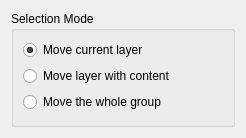
Before: the Qt Designer form krita/plugins/tools/defaulttools/wdgmovetool.ui in KDE/krita, drawn with Qt 5.
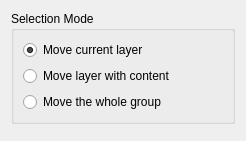
After: the same form once the commit is applied.

Commit message:
Fix layout of tool option panels
Patch by boemann, thanks!

```diff
--- a/krita/plugins/tools/defaulttools/wdgmovetool.ui
+++ b/krita/plugins/tools/defaulttools/wdgmovetool.ui
@@ -7,7 +7,7 @@
     <x>0</x>
     <y>0</y>
     <width>246</width>
-    <height>138</height>
+    <height>130</height>
    </rect>
   </property>
   <layout class="QGridLayout" name="gridLayout">
@@ -43,19 +43,6 @@
         </property>
        </widget>
       </item>
-      <item row="3" column="0">
-       <spacer name="verticalSpacer">
-        <property name="orientation">
-         <enum>Qt::Vertical</enum>
-        </property>
-        <property name="sizeHint" stdset="0">
-         <size>
-          <width>0</width>
-          <height>0</height>
-         </size>
-        </property>
-       </spacer>
-      </item>
       <item row="2" column="0">
        <widget class="QRadioButton" name="radioGroup">
         <property name="toolTip">
@@ -69,6 +56,9 @@
      </layout>
     </widget>
    </item>
+   <item row="1" column="0">
+    <widget class="QWidget" name="SpecialSpacer" native="true"/>
+   </item>
   </layout>
  </widget>
  <resources/>
```
The commit also changes 7 other files.
